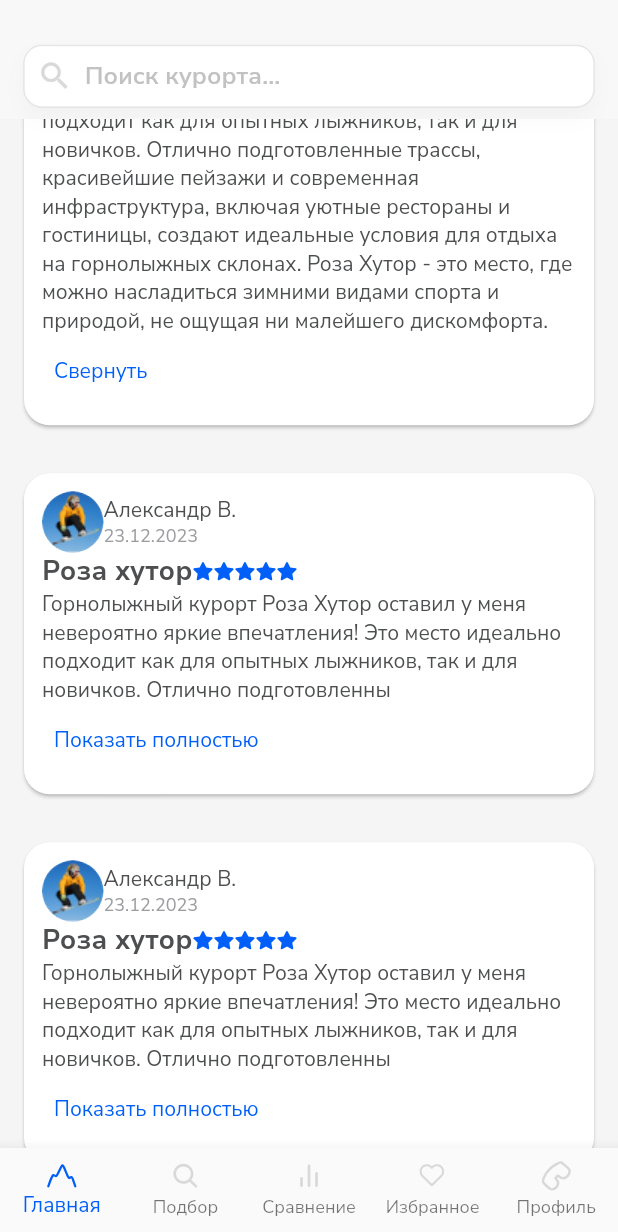
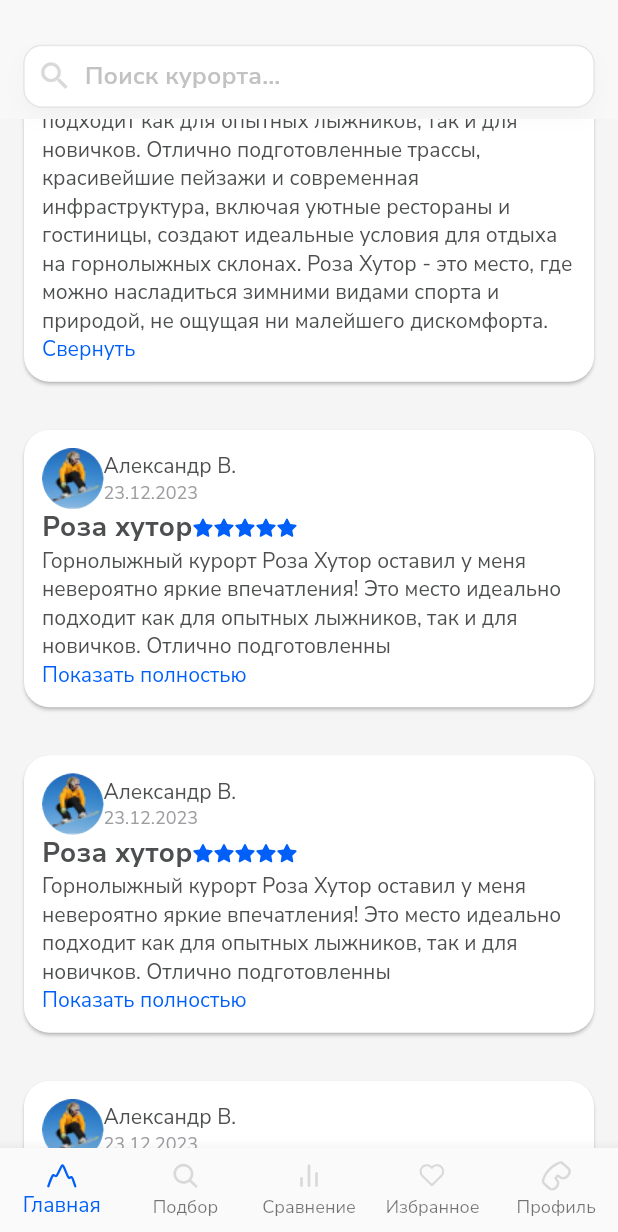
Before and after one commit to aleksandrazai/spoosk, a Flutter app: the screen it shows after launch, scrolled down 576 dp, after a tap on "Показать полностью", on a phone screen of 412 x 824 dp, the part 4-1236 px from its top. Run offline on Flutter 3.47's test engine with Material 2 defaults, Android fonts, the phone set to English and light mode, and no system bars; our stand-ins replace auto_route, bloc, dio, firebase_core, firebase_crashlytics, flutter_bloc and 1 more; accounts and stored records are empty; network calls fail; project files that could hold a hidden picture were left out.

Commit message:
fix: minor layout mix

```diff
--- a/lib/core/presentation/widgets/hide_text_overflow.dart
+++ b/lib/core/presentation/widgets/hide_text_overflow.dart
@@ -24,11 +24,8 @@
           maxLines: isExpanded ? null : widget.maxSymbols,
           overflow: isExpanded ? TextOverflow.visible : TextOverflow.ellipsis,
         ),
-        TextButton(
-          style: TextButton.styleFrom(
-            textStyle: Theme.of(context).textTheme.bodyMedium,
-          ),
-          onPressed: () {
+        InkWell(
+          onTap: () {
             setState(() {
               isExpanded = !isExpanded;
             });
```
